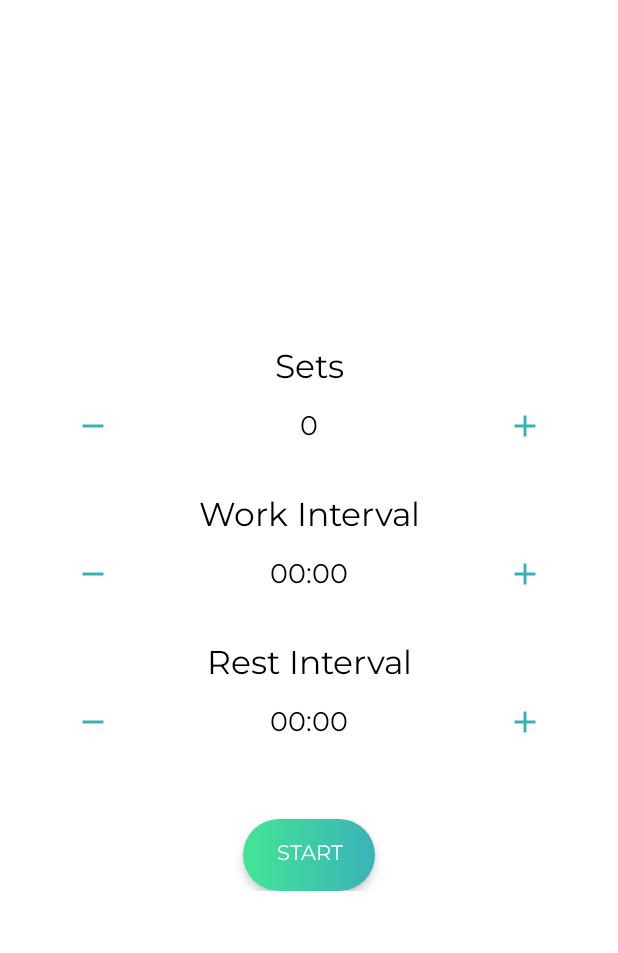
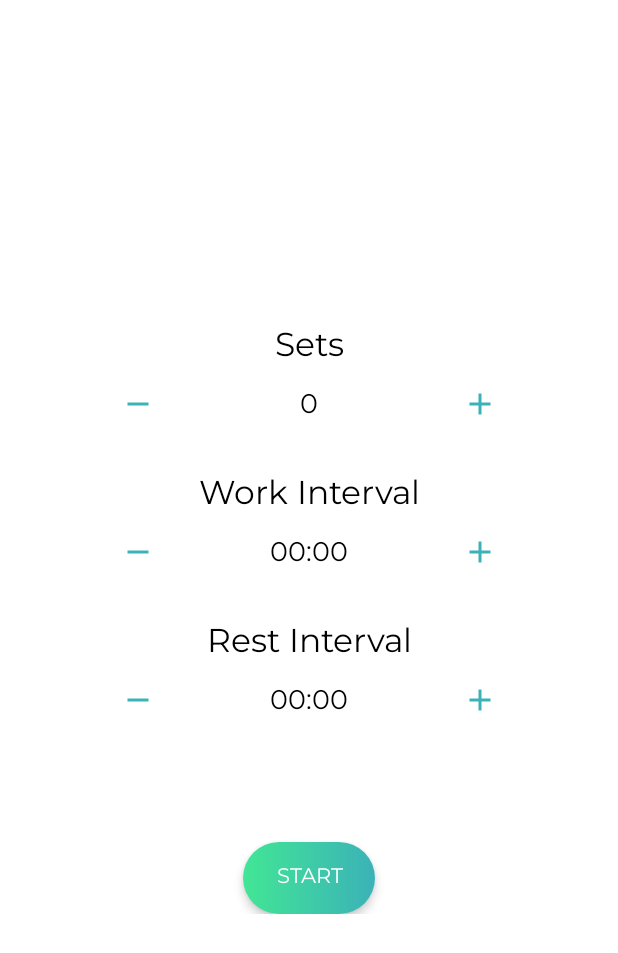
Before and after one commit to AlexandreLadriere/Interval-Timer, an Android app: the screen it shows after launch (MainActivity), on a phone screen of 412 x 824 dp. Shown: the top 953 px of the screen. Run offline under Robolectric (Android 15) with nearby library versions, the phone set to English and light mode, and no system bars.

Commit message:
fix: changing main activity layout

```diff
--- a/app/src/main/res/layout/activity_main.xml
+++ b/app/src/main/res/layout/activity_main.xml
@@ -13,6 +13,8 @@
         android:layout_width="match_parent"
         android:layout_height="wrap_content"
         android:orientation="vertical"
+        android:paddingBottom="10dp"
+        android:paddingTop="10dp"
         app:layout_constraintBottom_toBottomOf="parent"
         app:layout_constraintEnd_toEndOf="parent"
         app:layout_constraintStart_toStartOf="parent"
@@ -42,8 +44,8 @@
                 android:layout_width="wrap_content"
                 android:layout_height="wrap_content"
                 android:layout_gravity="center"
-                android:layout_marginStart="50dp"
-                android:layout_marginLeft="50dp"
+                android:layout_marginStart="80dp"
+                android:layout_marginLeft="80dp"
                 android:background="@color/colorWhite"
                 android:contentDescription="@string/desc_minus"
                 android:tint="@color/colorGradientGreenStop"
@@ -70,8 +72,8 @@
                 android:layout_width="wrap_content"
                 android:layout_height="wrap_content"
                 android:layout_gravity="center"
-                android:layout_marginEnd="50dp"
-                android:layout_marginRight="50dp"
+                android:layout_marginEnd="80dp"
+                android:layout_marginRight="80dp"
                 android:background="@color/colorWhite"
                 android:contentDescription="@string/desc_plus"
                 android:tint="@color/colorGradientGreenStop"
@@ -105,8 +107,8 @@
                 android:layout_width="wrap_content"
                 android:layout_height="wrap_content"
                 android:layout_gravity="center"
-                android:layout_marginStart="50dp"
-                android:layout_marginLeft="50dp"
+                android:layout_marginStart="80dp"
+                android:layout_marginLeft="80dp"
                 android:background="@color/colorWhite"
                 android:contentDescription="@string/desc_minus"
                 android:tint="@color/colorGradientGreenStop"
@@ -133,8 +135,8 @@
                 android:layout_width="wrap_content"
                 android:layout_height="wrap_content"
                 android:layout_gravity="center"
-                android:layout_marginEnd="50dp"
-                android:layout_marginRight="50dp"
+                android:layout_marginEnd="80dp"
+                android:layout_marginRight="80dp"
                 android:background="@color/colorWhite"
                 android:contentDescription="@string/desc_plus"
                 android:tint="@color/colorGradientGreenStop"
@@ -163,15 +165,15 @@
             android:layout_gravity="center"
             android:gravity="center"
             android:paddingTop="10dp"
-            android:paddingBottom="50dp">
+            android:paddingBottom="80dp">
 
             <ImageButton
                 android:id="@+id/a_main_image_button_rest_interval_minus"
                 android:layout_width="wrap_content"
                 android:layout_height="wrap_content"
                 android:layout_gravity="center"
-                android:layout_marginStart="50dp"
-                android:layout_marginLeft="50dp"
+                android:layout_marginStart="80dp"
+                android:layout_marginLeft="80dp"
                 android:background="@color/colorWhite"
                 android:contentDescription="@string/desc_minus"
                 android:tint="@color/colorGradientGreenStop"
@@ -198,8 +200,8 @@
                 android:layout_width="wrap_content"
                 android:layout_height="wrap_content"
                 android:layout_gravity="center"
-                android:layout_marginEnd="50dp"
-                android:layout_marginRight="50dp"
+                android:layout_marginEnd="80dp"
+                android:layout_marginRight="80dp"
                 android:background="@color/colorWhite"
                 android:contentDescription="@string/desc_plus"
                 android:tint="@color/colorGradientGreenStop"
```
